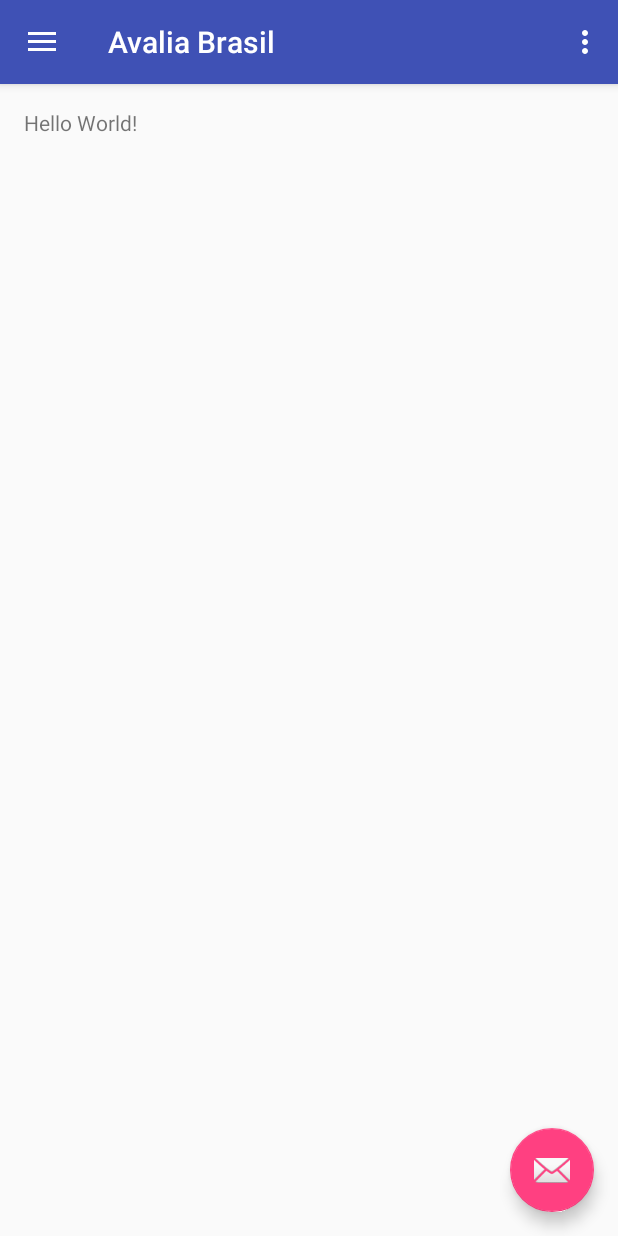
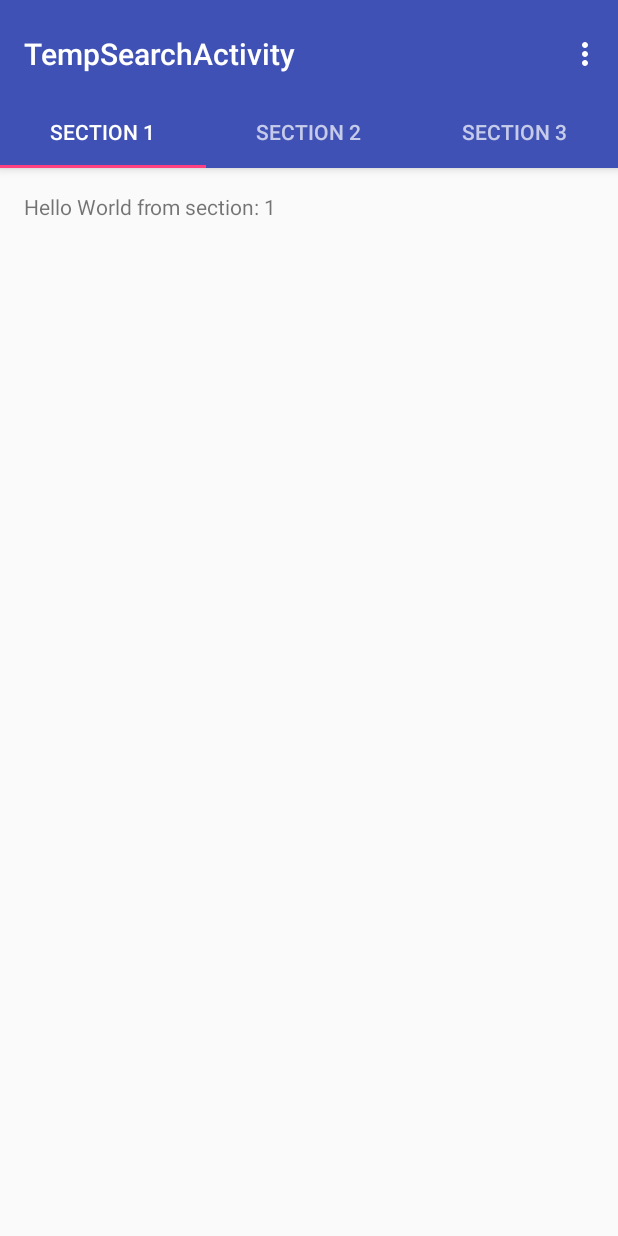
Before and after one commit to avaliabrasil/avalia-brasil, an Android app: the MainActivity screen opened directly, with no data from a screen before it, after a tap on "Import", on a phone screen of 412 x 824 dp. Run offline under Robolectric (Android 15) with nearby library versions, the light colour scheme and no system bars; 2 statements that could not run were skipped; 1 other tap on this screen came first.

Commit message:
Template Tab Layout
TempSearchActivity created as a template for the main activity

```diff
--- a/AvaliaBrasil/app/src/main/AndroidManifest.xml
+++ b/AvaliaBrasil/app/src/main/AndroidManifest.xml
@@ -8,7 +8,6 @@
         android:label="@string/app_name"
         android:supportsRtl="true"
         android:theme="@style/AppTheme">
-
         <activity android:name=".LoginActivity">
             <intent-filter>
                 <action android:name="android.intent.action.MAIN" />
@@ -16,7 +15,6 @@
                 <category android:name="android.intent.category.LAUNCHER" />
             </intent-filter>
         </activity>
-
         <activity
             android:name=".MainActivity"
             android:label="@string/app_name"
@@ -27,7 +25,6 @@
                 <category android:name="android.intent.category.LAUNCHER" />
             </intent-filter>
         </activity>
-
         <activity
             android:name=".PlaceActivity"
             android:label="@string/title_activity_place"
@@ -73,6 +70,10 @@
                 android:name="android.support.PARENT_ACTIVITY"
                 android:value="org.avaliabrasil.avaliabrasil.PlaceActivity" />
         </activity>
+        <activity
+            android:name=".TempSearchActivity"
+            android:label="@string/title_activity_temp_search"
+            android:theme="@style/AppTheme.NoActionBar"></activity>
     </application>
 
 </manifest>
--- a/AvaliaBrasil/app/src/main/java/org/avaliabrasil/avaliabrasil/LoginActivity.java
+++ b/AvaliaBrasil/app/src/main/java/org/avaliabrasil/avaliabrasil/LoginActivity.java
@@ -25,5 +25,4 @@ public class LoginActivity extends  AppCompatActivity {
         startActivity(intent_main_activity);
     }
 
-
 }
--- a/AvaliaBrasil/app/src/main/java/org/avaliabrasil/avaliabrasil/MainActivity.java
+++ b/AvaliaBrasil/app/src/main/java/org/avaliabrasil/avaliabrasil/MainActivity.java
@@ -1,5 +1,6 @@
 package org.avaliabrasil.avaliabrasil;
 
+import android.content.Intent;
 import android.os.Bundle;
 import android.support.design.widget.FloatingActionButton;
 import android.support.design.widget.NavigationView;
@@ -91,6 +92,7 @@ public class MainActivity extends AppCompatActivity
 
         if (id == R.id.nav_camera) {
             // Handle the camera action
+            startTempSearchActivity();
         } else if (id == R.id.nav_gallery) {
 
         } else if (id == R.id.nav_slideshow) {
@@ -107,4 +109,10 @@ public class MainActivity extends AppCompatActivity
         drawer.closeDrawer(GravityCompat.START);
         return true;
     }
+
+    public void startTempSearchActivity(){
+        Intent intent_temp_searchactivity = new Intent(this,TempSearchActivity.class);
+        //intent_temp_searchactivity.putExtra(USRID, userId);
+        startActivity(intent_temp_searchactivity);
+    }
 }
--- /dev/null
+++ b/AvaliaBrasil/app/src/main/java/org/avaliabrasil/avaliabrasil/TempSearchActivity.java
@@ -0,0 +1,152 @@
+package org.avaliabrasil.avaliabrasil;
+
+import android.os.Bundle;
+import android.support.design.widget.TabLayout;
+import android.support.v4.app.Fragment;
+import android.support.v4.app.FragmentManager;
+import android.support.v4.app.FragmentPagerAdapter;
+import android.support.v4.view.ViewPager;
+import android.support.v7.app.AppCompatActivity;
+import android.support.v7.widget.Toolbar;
+import android.view.LayoutInflater;
+import android.view.Menu;
+import android.view.MenuItem;
+import android.view.View;
+import android.view.ViewGroup;
+import android.widget.TextView;
+
+public class TempSearchActivity extends AppCompatActivity {
+
+    /**
+     * The {@link android.support.v4.view.PagerAdapter} that will provide
+     * fragments for each of the sections. We use a
+     * {@link FragmentPagerAdapter} derivative, which will keep every
+     * loaded fragment in memory. If this becomes too memory intensive, it
+     * may be best to switch to a
+     * {@link android.support.v4.app.FragmentStatePagerAdapter}.
+     */
+    private SectionsPagerAdapter mSectionsPagerAdapter;
+
+    /**
+     * The {@link ViewPager} that will host the section contents.
+     */
+    private ViewPager mViewPager;
+
+    @Override
+    protected void onCreate(Bundle savedInstanceState) {
+        super.onCreate(savedInstanceState);
+        setContentView(R.layout.activity_temp_search);
+
+
+        // Aqui eu deveria indicar outra toolbar com pesquisa
+        Toolbar toolbar = (Toolbar) findViewById(R.id.toolbar);
+        setSupportActionBar(toolbar);
+        // Create the adapter that will return a fragment for each of the three
+        // primary sections of the activity.
+        mSectionsPagerAdapter = new SectionsPagerAdapter(getSupportFragmentManager());
+
+        // Set up the ViewPager with the sections adapter.
+        mViewPager = (ViewPager) findViewById(R.id.container);
+        mViewPager.setAdapter(mSectionsPagerAdapter);
+
+        TabLayout tabLayout = (TabLayout) findViewById(R.id.tabs);
+        tabLayout.setupWithViewPager(mViewPager);
+
+    }
+
+
+    @Override
+    public boolean onCreateOptionsMenu(Menu menu) {
+        // Inflate the menu; this adds items to the action bar if it is present.
+        getMenuInflater().inflate(R.menu.menu_temp_search, menu);
+        return true;
+    }
+
+    @Override
+    public boolean onOptionsItemSelected(MenuItem item) {
+        // Handle action bar item clicks here. The action bar will
+        // automatically handle clicks on the Home/Up button, so long
+        // as you specify a parent activity in AndroidManifest.xml.
+        int id = item.getItemId();
+
+        // TODO: Acho que tenho que inserir o item mapa aqui, por enqaunto ele não faz nada!
+        //noinspection SimplifiableIfStatement
+        if (id == R.id.places_list) {
+            return true;
+        }
+
+        return super.onOptionsItemSelected(item);
+    }
+
+    /**
+     * A placeholder fragment containing a simple view.
+     */
+    public static class PlaceholderFragment extends Fragment {
+        /**
+         * The fragment argument representing the section number for this
+         * fragment.
+         */
+        private static final String ARG_SECTION_NUMBER = "section_number";
+
+        public PlaceholderFragment() {
+        }
+
+        /**
+         * Returns a new instance of this fragment for the given section
+         * number.
+         */
+        public static PlaceholderFragment newInstance(int sectionNumber) {
+            PlaceholderFragment fragment = new PlaceholderFragment();
+            Bundle args = new Bundle();
+            args.putInt(ARG_SECTION_NUMBER, sectionNumber);
+            fragment.setArguments(args);
+            return fragment;
+        }
+
+        @Override
+        public View onCreateView(LayoutInflater inflater, ViewGroup container,
+                                 Bundle savedInstanceState) {
+            View rootView = inflater.inflate(R.layout.fragment_temp_search, container, false);
+            TextView textView = (TextView) rootView.findViewById(R.id.map_tab_textview);
+            textView.setText(getString(R.string.section_format, getArguments().getInt(ARG_SECTION_NUMBER)));
+            return rootView;
+        }
+    }
+
+    /**
+     * A {@link FragmentPagerAdapter} that returns a fragment corresponding to
+     * one of the sections/tabs/pages.
+     */
+    public class SectionsPagerAdapter extends FragmentPagerAdapter {
+
+        public SectionsPagerAdapter(FragmentManager fm) {
+            super(fm);
+        }
+
+        @Override
+        public Fragment getItem(int position) {
+            // getItem is called to instantiate the fragment for the given page.
+            // Return a PlaceholderFragment (defined as a static inner class below).
+            return PlaceholderFragment.newInstance(position + 1);
+        }
+
+        @Override
+        public int getCount() {
+            // Show 3 total pages.
+            return 3;
+        }
+
+        @Override
+        public CharSequence getPageTitle(int position) {
+            switch (position) {
+                case 0:
+                    return "SECTION 1";
+                case 1:
+                    return "SECTION 2";
+                case 2:
+                    return "SECTION 3";
+            }
+            return null;
+        }
+    }
+}
--- /dev/null
+++ b/AvaliaBrasil/app/src/main/res/layout/activity_temp_search.xml
@@ -0,0 +1,42 @@
+<?xml version="1.0" encoding="utf-8"?>
+<android.support.design.widget.CoordinatorLayout xmlns:android="http://schemas.android.com/apk/res/android"
+    xmlns:app="http://schemas.android.com/apk/res-auto"
+    xmlns:tools="http://schemas.android.com/tools"
+    android:id="@+id/main_content"
+    android:layout_width="match_parent"
+    android:layout_height="match_parent"
+    android:fitsSystemWindows="true"
+    tools:context="org.avaliabrasil.avaliabrasil.TempSearchActivity">
+
+    <android.support.design.widget.AppBarLayout
+        android:id="@+id/appbar"
+        android:layout_width="match_parent"
+        android:layout_height="wrap_content"
+        android:paddingTop="@dimen/appbar_padding_top"
+        android:theme="@style/AppTheme.AppBarOverlay">
+
+        <android.support.v7.widget.Toolbar
+            android:id="@+id/toolbar"
+            android:layout_width="match_parent"
+            android:layout_height="?attr/actionBarSize"
+            android:background="?attr/colorPrimary"
+            app:layout_scrollFlags="scroll|enterAlways"
+            app:popupTheme="@style/AppTheme.PopupOverlay">
+
+        </android.support.v7.widget.Toolbar>
+
+        <android.support.design.widget.TabLayout
+            android:id="@+id/tabs"
+            android:layout_width="match_parent"
+            android:layout_height="wrap_content" />
+
+    </android.support.design.widget.AppBarLayout>
+
+    <android.support.v4.view.ViewPager
+        android:id="@+id/container"
+        android:layout_width="match_parent"
+        android:layout_height="match_parent"
+        app:layout_behavior="@string/appbar_scrolling_view_behavior" />
+
+
+</android.support.design.widget.CoordinatorLayout>
--- /dev/null
+++ b/AvaliaBrasil/app/src/main/res/layout/fragment_temp_search.xml
@@ -0,0 +1,17 @@
+<RelativeLayout xmlns:android="http://schemas.android.com/apk/res/android"
+    xmlns:tools="http://schemas.android.com/tools"
+    android:layout_width="match_parent"
+    android:layout_height="match_parent"
+    android:paddingBottom="@dimen/activity_vertical_margin"
+    android:paddingLeft="@dimen/activity_horizontal_margin"
+    android:paddingRight="@dimen/activity_horizontal_margin"
+    android:paddingTop="@dimen/activity_vertical_margin"
+    tools:context="org.avaliabrasil.avaliabrasil.TempSearchActivity$PlaceholderFragment">
+
+    <TextView
+        android:id="@+id/map_tab_textview"
+        android:layout_width="wrap_content"
+        android:layout_height="wrap_content"
+        android:text="Map Tab TextView"/>
+
+</RelativeLayout>
--- /dev/null
+++ b/AvaliaBrasil/app/src/main/res/menu/menu_temp_search.xml
@@ -0,0 +1,11 @@
+<menu xmlns:android="http://schemas.android.com/apk/res/android"
+    xmlns:app="http://schemas.android.com/apk/res-auto"
+    xmlns:tools="http://schemas.android.com/tools"
+    tools:context="org.avaliabrasil.avaliabrasil.TempSearchActivity">
+    <item
+        android:id="@+id/places_list"
+        android:orderInCategory="100"
+        android:title="@string/places_list"
+        app:showAsAction="never" />
+
+</menu>
--- a/AvaliaBrasil/app/src/main/res/values/dimens.xml
+++ b/AvaliaBrasil/app/src/main/res/values/dimens.xml
@@ -8,4 +8,5 @@
     <dimen name="fab_margin">16dp</dimen>
     <dimen name="app_bar_height">180dp</dimen>
     <dimen name="text_margin">16dp</dimen>
+    <dimen name="appbar_padding_top">8dp</dimen>
 </resources>
--- a/AvaliaBrasil/app/src/main/res/values/strings.xml
+++ b/AvaliaBrasil/app/src/main/res/values/strings.xml
@@ -6,8 +6,10 @@
     <string name="navigation_drawer_open">Open navigation drawer</string>
     <string name="navigation_drawer_close">Close navigation drawer</string>
 
+    <string name="places_list">List</string>
+    <string name="places_map">Map</string>
+    <string name="title_activity_place">PlaceActivity</string>
     <string name="action_settings">Settings</string>
-    <string name="title_activity_place">PlaceActivity</string>
     <string name="large_text">
         "Material is the metaphor.\n\n"
 
@@ -101,4 +103,6 @@
     <string name="title_activity_place_statistics">PlaceStatisticsActivity</string>
     <string name="title_activity_ranking">RankingActivity</string>
     <string name="title_activity_new_place">NewPlaceActivity</string>
+    <string name="title_activity_temp_search">TempSearchActivity</string>
+    <string name="section_format">Hello World from section: %1$d</string>
 </resources>
```
